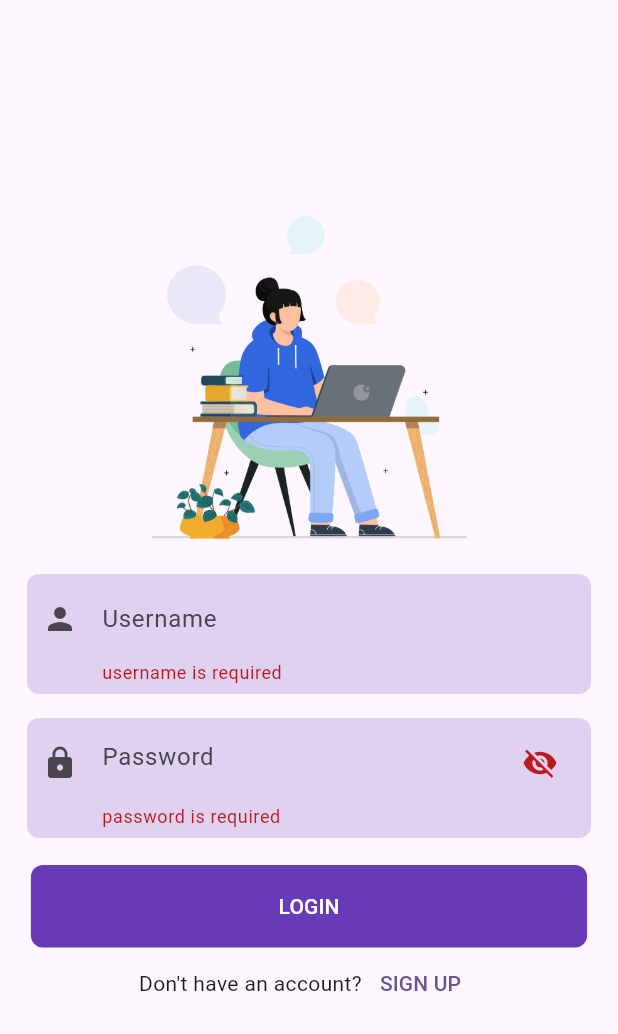
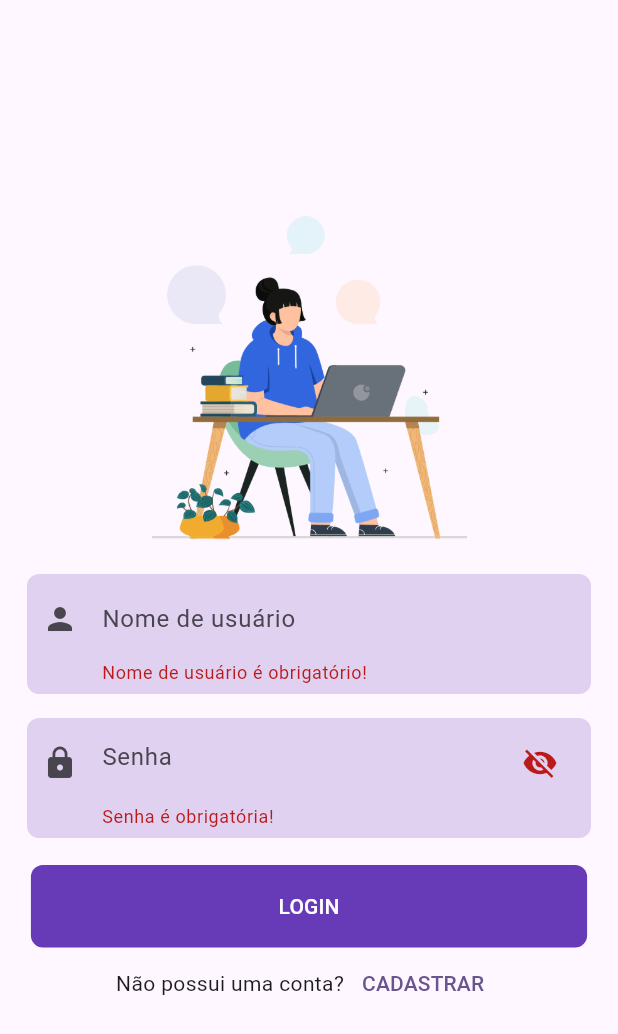
Before and after one commit to kvitorr/projeto_dispositivos, a Flutter app: the screen it shows after launch, after a tap on "LOGIN", on a phone screen of 412 x 824 dp. Shown: the top 1034 px of the screen. Run offline on Flutter 3.47's test engine with Material 3 defaults, Android fonts, the phone set to English and light mode, and no system bars; our stand-ins replace sqflite; accounts and stored records are empty.

```diff
--- a/lib/pages/login_page.dart
+++ b/lib/pages/login_page.dart
@@ -1,6 +1,6 @@
 import 'package:flutter/material.dart';
 import 'package:projeto/models/users.dart';
-import 'package:projeto/pages/profile_page.dart';
+import 'package:projeto/pages/home_page.dart';
 import 'package:projeto/pages/signup_page.dart';
 import 'package:projeto/services/database_service.dart';
 
@@ -35,7 +35,7 @@ class _LoginScreenState extends State<LoginScreen> {
       //If login is correct, then goto notes
       if (!mounted) return;
       Navigator.pushReplacement(
-          context, MaterialPageRoute(builder: (context) => ProfilePage(userName: username.text)));
+          context, MaterialPageRoute(builder: (context) => MainScreen(username: username.text)));
     } else {
       //If not, true the bool value to show error message
       setState(() {
@@ -77,14 +77,14 @@ class _LoginScreenState extends State<LoginScreen> {
                       controller: username,
                       validator: (value) {
                         if (value!.isEmpty) {
-                          return "username is required";
+                          return "Nome de usuário é obrigatório!";
                         }
                         return null;
                       },
                       decoration: const InputDecoration(
                         icon: Icon(Icons.person),
                         border: InputBorder.none,
-                        hintText: "Username",
+                        hintText: "Nome de usuário",
                       ),
                     ),
                   ),
@@ -101,7 +101,7 @@ class _LoginScreenState extends State<LoginScreen> {
                       controller: password,
                       validator: (value) {
                         if (value!.isEmpty) {
-                          return "password is required";
+                          return "Senha é obrigatória!";
                         }
                         return null;
                       },
@@ -109,7 +109,7 @@ class _LoginScreenState extends State<LoginScreen> {
                       decoration: InputDecoration(
                           icon: const Icon(Icons.lock),
                           border: InputBorder.none,
-                          hintText: "Password",
+                          hintText: "Senha",
                           suffixIcon: IconButton(
                               onPressed: () {
                                 //In here we will create a click to show and hide the password a toggle button
@@ -152,7 +152,7 @@ class _LoginScreenState extends State<LoginScreen> {
                   Row(
                     mainAxisAlignment: MainAxisAlignment.center,
                     children: [
-                      const Text("Don't have an account?"),
+                      const Text("Não possui uma conta?"),
                       TextButton(
                           onPressed: () {
                             //Navigate to sign up
@@ -161,14 +161,14 @@ class _LoginScreenState extends State<LoginScreen> {
                                 MaterialPageRoute(
                                     builder: (context) => const SignUp()));
                           },
-                          child: const Text("SIGN UP"))
+                          child: const Text("CADASTRAR"))
                     ],
                   ),
 
                   // We will disable this message in default, when user and pass is incorrect we will trigger this message to user
                   isLoginTrue
                       ? const Text(
-                          "Username or passowrd is incorrect",
+                          "Nome de usuário ou senha está incorreto!",
                           style: TextStyle(color: Colors.red),
                         )
                       : const SizedBox(),
--- a/lib/pages/profile_page.dart
+++ b/lib/pages/profile_page.dart
@@ -83,10 +83,6 @@ class _ProfilePageState extends State<ProfilePage> {
   @override
   Widget build(BuildContext context) {
     return Scaffold(
-      appBar: AppBar(
-        title: Text('Perfil do Usuário'),
-        backgroundColor: Colors.blueAccent,
-      ),
       body: userInfo == null
           ? Center(child: CircularProgressIndicator())
           : Padding(
--- a/lib/pages/signup_page.dart
+++ b/lib/pages/signup_page.dart
@@ -38,7 +38,7 @@ class _SignUpState extends State<SignUp> {
 
                   const ListTile(
                     title: Text(
-                      "Register New Account",
+                      "Cadastrar nova conta",
                       style:
                           TextStyle(fontSize: 50, fontWeight: FontWeight.bold),
                     ),
@@ -57,14 +57,14 @@ class _SignUpState extends State<SignUp> {
                       controller: username,
                       validator: (value) {
                         if (value!.isEmpty) {
-                          return "Name is required";
+                          return "Nome é obrigatório!";
                         }
                         return null;
                       },
                       decoration: const InputDecoration(
                         icon: Icon(Icons.person),
                         border: InputBorder.none,
-                        hintText: "Name",
+                        hintText: "Nome",
                       ),
                     ),
                   ),
@@ -82,7 +82,7 @@ class _SignUpState extends State<SignUp> {
                       controller: password,
                       validator: (value) {
                         if (value!.isEmpty) {
-                          return "password is required";
+                          return "Senha é obrigatória!";
                         }
                         return null;
                       },
@@ -90,7 +90,7 @@ class _SignUpState extends State<SignUp> {
                       decoration: InputDecoration(
                           icon: const Icon(Icons.lock),
                           border: InputBorder.none,
-                          hintText: "Password",
+                          hintText: "Senha",
                           suffixIcon: IconButton(
                               onPressed: () {
                                 //In here we will create a click to show and hide the password a toggle button
@@ -118,9 +118,9 @@ class _SignUpState extends State<SignUp> {
                       controller: confirmPassword,
                       validator: (value) {
                         if (value!.isEmpty) {
-                          return "password is required";
+                          return "Senha é obrigatória!";
                         } else if (password.text != confirmPassword.text) {
-                          return "Passwords don't match";
+                          return "As senhas não combinam!";
                         }
                         return null;
                       },
@@ -128,7 +128,7 @@ class _SignUpState extends State<SignUp> {
                       decoration: InputDecoration(
                           icon: const Icon(Icons.lock),
                           border: InputBorder.none,
-                          hintText: "Password",
+                          hintText: "Senha",
                           suffixIcon: IconButton(
                               onPressed: () {
                                 //In here we will create a click to show and hide the password a toggle button
@@ -172,7 +172,7 @@ class _SignUpState extends State<SignUp> {
                           }
                         },
                         child: const Text(
-                          "SIGN UP",
+                          "CADASTRAR",
                           style: TextStyle(color: Colors.white),
                         )),
                   ),
@@ -181,7 +181,7 @@ class _SignUpState extends State<SignUp> {
                   Row(
                     mainAxisAlignment: MainAxisAlignment.center,
                     children: [
-                      const Text("Already have an account?"),
+                      const Text("Já possui uma conta?"),
                       TextButton(
                           onPressed: () {
                             //Navigate to sign up
```
Also changed, not shown: lib/pages/home_page.dart (added, +67 -0 lines), pubspec.lock.
